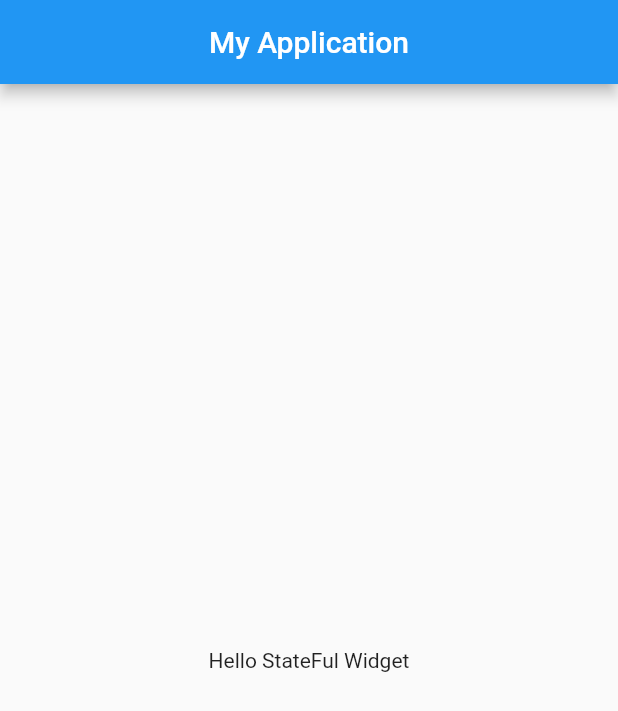
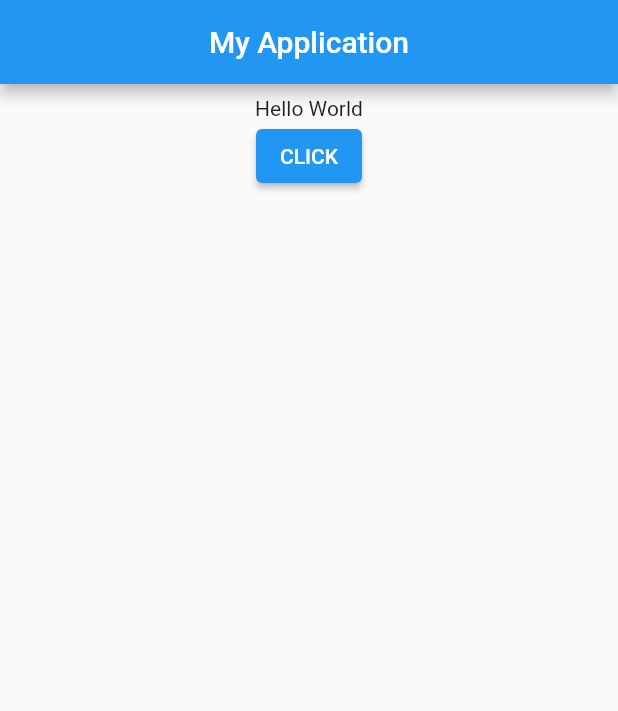
Before and after one commit to SuryaSatyaNikhil503/state_ful_app, a Flutter app: the screen it shows after launch, on a phone screen of 412 x 824 dp. Shown: the top 711 px of the screen. Run offline on Flutter 3.47's test engine with Material 2 defaults, Android fonts, the phone set to English and light mode, and no system bars.

Commit message:
Second Commit

```diff
--- a/lib/main.dart
+++ b/lib/main.dart
@@ -25,6 +25,34 @@ class HomePage extends StatefulWidget {
 
 class _HomePageState extends State<HomePage> {
   @override
+  String mytext = "Hello World";
+  void change() {
+    setState(() {
+      if (mytext.startsWith("H")) {
+        mytext = "Welcome to the World of Flutter";
+      } else {
+        mytext = "Hello World";
+      }
+    });
+  }
+
+  Widget _bodywidget() {
+    return Container(
+      padding: EdgeInsets.all(8.0),
+      child: new Center(
+        child: new Column(
+          children: <Widget>[
+            new Text(mytext),
+            new ElevatedButton(
+              onPressed: change,
+              child: new Text("CLICK"),
+            )
+          ],
+        ),
+      ),
+    );
+  }
+
   Widget build(BuildContext context) {
     return Scaffold(
       appBar: new AppBar(
@@ -34,8 +62,7 @@ class _HomePageState extends State<HomePage> {
         ),
         centerTitle: true,
       ),
-        body: Center(
-          child: new Text("Hello StateFul Widget"),
-        ));
+      body: Center(child: _bodywidget()),
+    );
   }
 }
```
Lines whose indentation alone changed are shown as unchanged.
